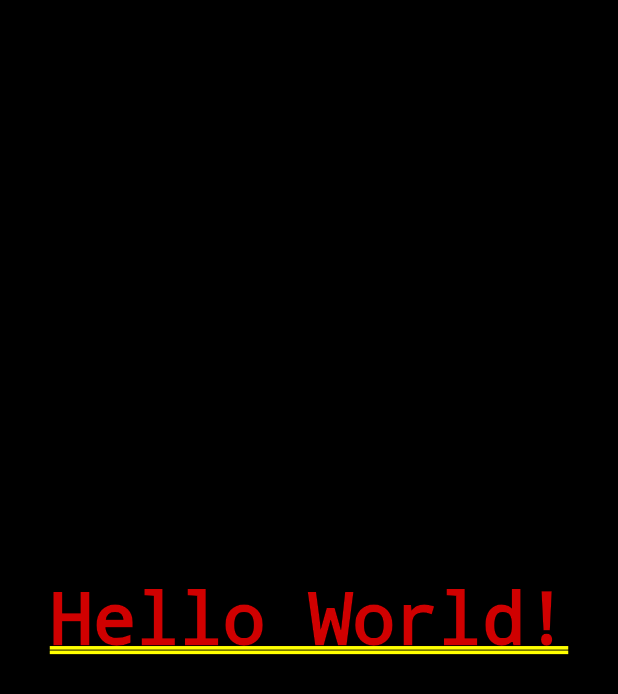
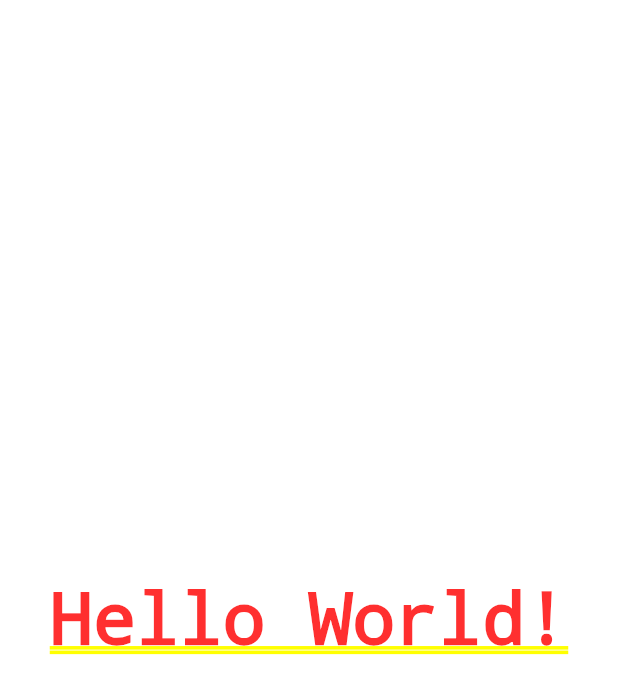
Before and after one commit to barrosar2022/programacao_para_dispositivos_moveis, a Flutter app: the screen it shows after launch, on a phone screen of 412 x 824 dp. Shown: the top 694 px of the screen. Run offline on Flutter 3.47's test engine with Material 2 defaults, Android fonts, the phone set to English and light mode, and no system bars.

Commit message:
Versão 03

```diff
--- a/lib/main.dart
+++ b/lib/main.dart
@@ -1,7 +1,7 @@
 import 'package:flutter/material.dart';
 
 void main(){
-  runApp(MyApp());
+  runApp(const MyApp());
 }
 
 class MyApp extends StatelessWidget {
@@ -9,12 +9,21 @@ class MyApp extends StatelessWidget {
 
   @override
   Widget build(BuildContext context) {
-    return MaterialApp(
-      home: Container(
-        color: Colors.black,
-        alignment: Alignment.center,
-        child: Text('Hello World!'),
-      ),
+    return const MaterialApp(
+      home: HomePage(),
     );
   }
 }
+
+class HomePage extends StatelessWidget {
+  const HomePage({Key? key}) : super(key: key);
+
+  @override
+  Widget build(BuildContext context) {
+    return Container(
+      color: Colors.white,
+      alignment: Alignment.center,
+      child: const Text('Hello World!'),
+    );
+  }
+}
```
